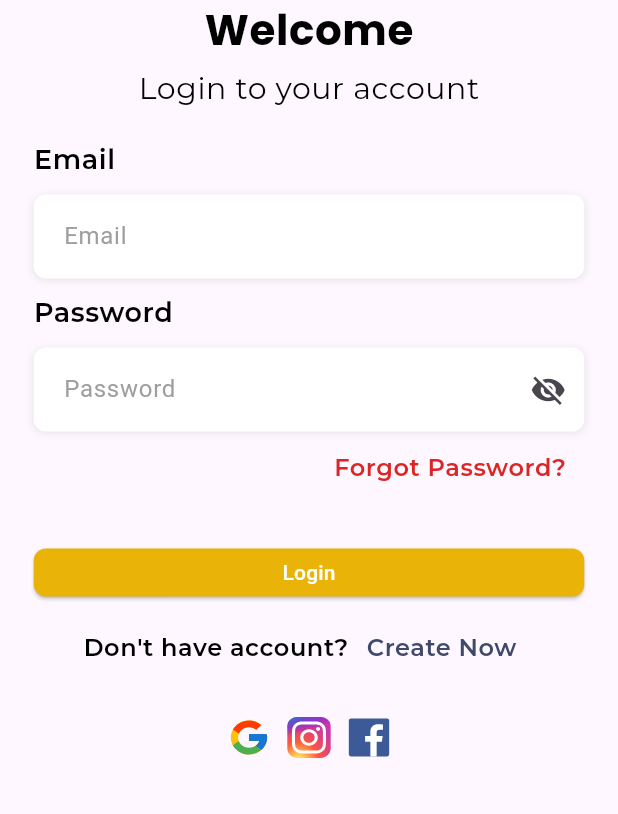
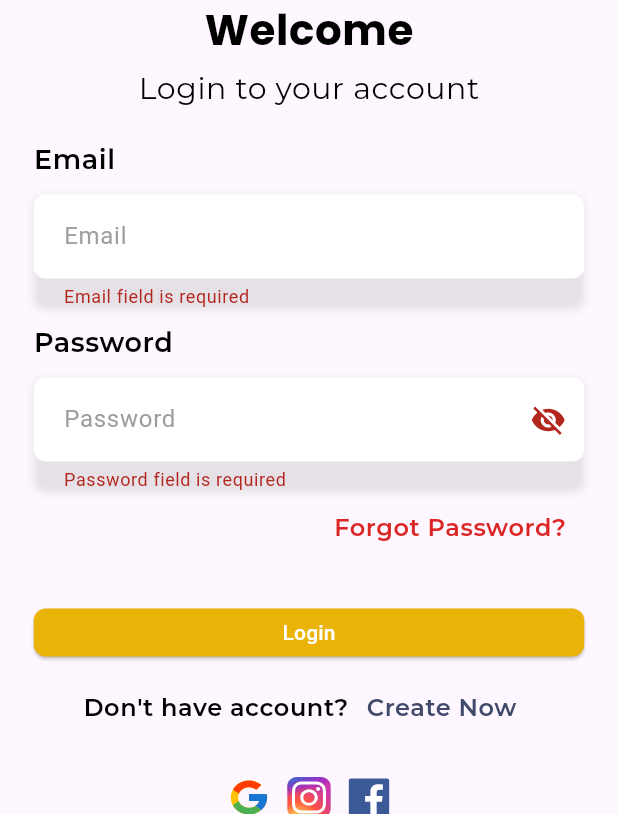
Before and after one commit to Capstone-Project-Alterra-Kelompok-8/e-complaint-mobile, a Flutter app: the screen it shows after launch, after a tap on "Login", on a phone screen of 412 x 824 dp, the part 422-1236 px from its top. Run offline on Flutter 3.47's test engine with Material 3 defaults, Android fonts, the light colour scheme and no system bars; our stand-ins replace dio, flutter_svg, gap, google_fonts, pinput, shared_preferences; project files that could hold a hidden picture were left out.

Commit message:
implementation login api

```diff
--- a/e_complaint_app/lib/main.dart
+++ b/e_complaint_app/lib/main.dart
@@ -19,7 +19,7 @@ class MyApp extends StatelessWidget {
     return MultiProvider(providers: [
       ChangeNotifierProvider(create: (context) => RegisterAuthController(),
       ),
-      // ChangeNotifierProvider(create: (context) => LoginAuthController()),
+      ChangeNotifierProvider(create: (context) => LoginAuthController()),
     ],
       child: MaterialApp(
         title: 'Flutter Demo',
--- a/e_complaint_app/lib/services/auth_service.dart
+++ b/e_complaint_app/lib/services/auth_service.dart
@@ -21,6 +21,7 @@ class RegisterUserService {
             'Failed to register: ${response.statusCode} ${response.statusMessage}');
         throw Exception('Failed to register: ${response.statusMessage}');
       }
+
     } catch (e) {
       debugPrint('Failed to register user: $e');
       throw Exception('Failed to register user: $e');
@@ -74,4 +75,5 @@ class RegisterUserService {
       throw Exception('Failed to verify OTP: $e');
     }
   }
+
 }
--- a/e_complaint_app/lib/services/login_service.dart
+++ b/e_complaint_app/lib/services/login_service.dart
@@ -3,7 +3,7 @@ import '../models/login_model.dart';
 
 class AuthLoginService {
   final Dio _dio = Dio();
-  final String _baseUrl = 'https://capstone-dev.mdrizki.my.id';
+  final String _baseUrl = 'https://capstone-dev.mdrizki.my.id/api/v1';
 
   Future<LoginResponse> login(String email, String password) async {
     final response = await _dio.post(
--- a/e_complaint_app/lib/views/screens/auth/login_screen.dart
+++ b/e_complaint_app/lib/views/screens/auth/login_screen.dart
@@ -1,20 +1,21 @@
 import 'package:e_complaint_app/constants/constants.dart';
 import 'package:e_complaint_app/controllers/auth_controller.dart';
 import 'package:flutter/material.dart';
-import 'package:flutter/widgets.dart';
 import 'package:flutter_svg/flutter_svg.dart';
 import 'package:gap/gap.dart';
 import 'package:provider/provider.dart';
 
 class LoginScreen extends StatefulWidget {
+  const LoginScreen({super.key});
+
   @override
   State<LoginScreen> createState() => _LoginScreenState();
 }
 
 class _LoginScreenState extends State<LoginScreen> {
-  TextEditingController _emailController = TextEditingController();
-  TextEditingController _passwordController = TextEditingController();
-  GlobalKey<FormState> _formKey = GlobalKey<FormState>();
+  final TextEditingController _emailController = TextEditingController();
+  final TextEditingController _passwordController = TextEditingController();
+  final GlobalKey<FormState> _formKey = GlobalKey<FormState>();
   bool isVisible = false;
 
   @override
@@ -39,7 +40,7 @@ class _LoginScreenState extends State<LoginScreen> {
                   const SizedBox(height: 5),
                   Text('Login to your account',
                       style: LoginTextCollections.headingTwo),
-                Gap(20),
+                  const Gap(20),
                   Align(
                     alignment: Alignment.centerLeft,
                     child: Text(
@@ -47,9 +48,7 @@ class _LoginScreenState extends State<LoginScreen> {
                       style: LoginTextCollections.headingThree,
                     ),
                   ),
-                const SizedBox(
-                  height: 10,
-                ),
+                  const SizedBox(height: 10),
                   Container(
                     decoration: BoxDecoration(
                       borderRadius: BorderRadius.circular(8),
@@ -88,7 +87,7 @@ class _LoginScreenState extends State<LoginScreen> {
                       },
                     ),
                   ),
-                SizedBox(height: 10),
+                  const SizedBox(height: 10),
                   Align(
                     alignment: Alignment.centerLeft,
                     child: Text(
@@ -96,9 +95,7 @@ class _LoginScreenState extends State<LoginScreen> {
                       style: LoginTextCollections.headingThree,
                     ),
                   ),
-                const SizedBox(
-                  height: 10,
-                ),
+                  const SizedBox(height: 10),
                   Container(
                     decoration: BoxDecoration(
                       borderRadius: BorderRadius.circular(8),
@@ -129,8 +126,9 @@ class _LoginScreenState extends State<LoginScreen> {
                           borderSide: BorderSide.none,
                         ),
                         suffixIcon: IconButton(
-                        icon: Icon(
-                            isVisible ? Icons.visibility : Icons.visibility_off),
+                          icon: Icon(isVisible
+                              ? Icons.visibility
+                              : Icons.visibility_off),
                           onPressed: () {
                             setState(() {
                               isVisible = !isVisible;
@@ -158,7 +156,7 @@ class _LoginScreenState extends State<LoginScreen> {
                       ),
                     ),
                   ),
-                Gap(30),
+                  const Gap(30),
                   SizedBox(
                     width: double.infinity,
                     height: 32,
@@ -169,23 +167,28 @@ class _LoginScreenState extends State<LoginScreen> {
                           borderRadius: BorderRadius.circular(8.0),
                         ),
                       ),
-                      onPressed: () async {
-                      // if (_formKey.currentState?.validate() ?? false) {
-                      //   await Provider.of<LoginAuthController>(context, listen: false).login(
-                      //     context,
-                      //     _emailController.text,
-                      //     _passwordController.text,
-                      //   );
-                      // }
+                      onPressed: () {
+                        if (_formKey.currentState?.validate() ?? false) {
+                          final loginController = Provider.of<LoginAuthController>(
+                            context,
+                            listen: false,
+                          );
+                          loginController.login(
+                            context,
+                            _emailController.text,
+                            _passwordController.text,
+                          );
+                        }
                       },
-                      child: Text(
+                      child: const Text(
                         'Login',
                         style: TextStyle(
                           color: ColorCollections.textSecondaryColor,
                         ),
-                      )),
                       ),
-                SizedBox(height: 10),
+                    ),
+                  ),
+                  const SizedBox(height: 10),
                   Row(
                     mainAxisAlignment: MainAxisAlignment.center,
                     children: [
@@ -204,35 +207,45 @@ class _LoginScreenState extends State<LoginScreen> {
                       ),
                     ],
                   ),
-                Gap(20),
+                  const Gap(20),
                   Row(
                     mainAxisAlignment: MainAxisAlignment.center,
                     crossAxisAlignment: CrossAxisAlignment.center,
                     children: [
                       InkWell(
                         onTap: () {},
-                      child: SvgPicture.asset('assets/svg/google.svg',
-                          width: 30, height: 32),
+                        child: SvgPicture.asset(
+                          'assets/svg/google.svg',
+                          width: 30,
+                          height: 32,
                         ),
-                    SizedBox(width: 10),
+                      ),
+                      const SizedBox(width: 10),
                       InkWell(
                         onTap: () {},
-                      child: SvgPicture.asset('assets/svg/instagram.svg',
-                          width: 30, height: 32),
+                        child: SvgPicture.asset(
+                          'assets/svg/instagram.svg',
+                          width: 30,
+                          height: 32,
                         ),
-                    SizedBox(width: 10),
+                      ),
+                      const SizedBox(width: 10),
                       InkWell(
                         onTap: () {},
-                      child: SvgPicture.asset('assets/svg/devicon_facebook.svg',
-                          width: 30, height: 32),
+                        child: SvgPicture.asset(
+                          'assets/svg/devicon_facebook.svg',
+                          width: 30,
+                          height: 32,
+                        ),
                       ),
                     ],
-                )
+                  ),
                 ],
               ),
             ),
           ),
         ),
-    ));
+      ),
+    );
   }
 }
```
Also changed, not shown: e_complaint_app/lib/controllers/auth_controller.dart (+34 -34 lines), e_complaint_app/lib/views/screens/auth/register/register.dart (+12 -13 lines), e_complaint_app/lib/views/screens/auth/register/verifikasi_link.dart (+7 -5 lines), e_complaint_app/lib/views/screens/auth/register/verifikasi_otp.dart (+7 -7 lines). Lines whose indentation alone changed are shown as unchanged.
